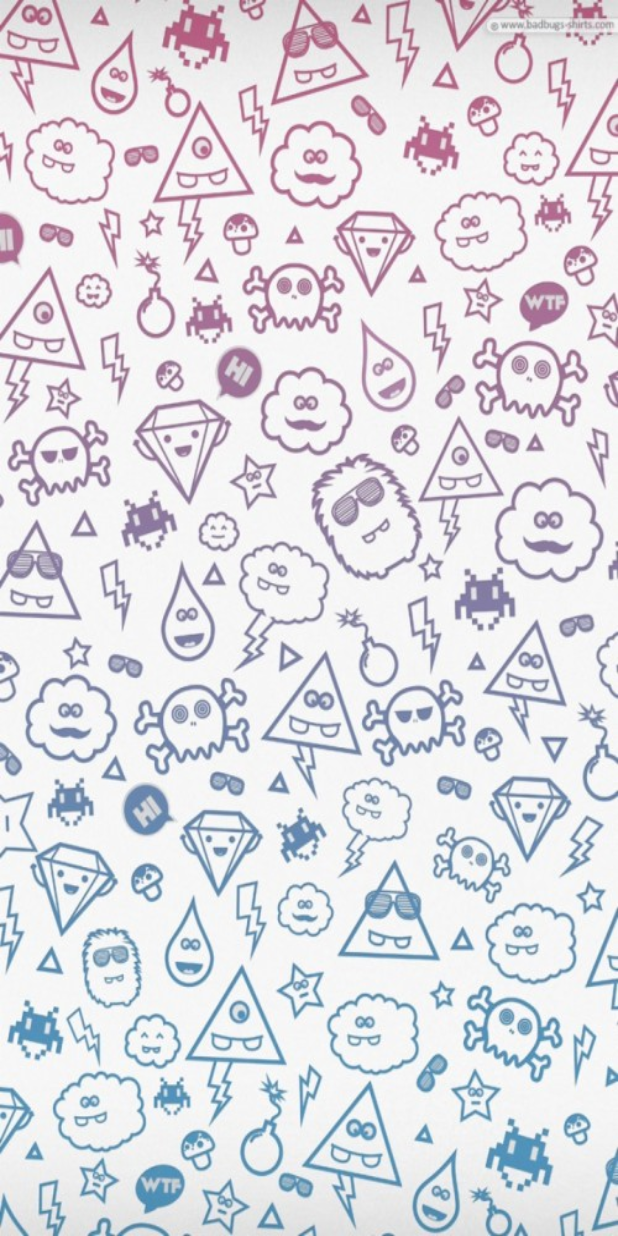
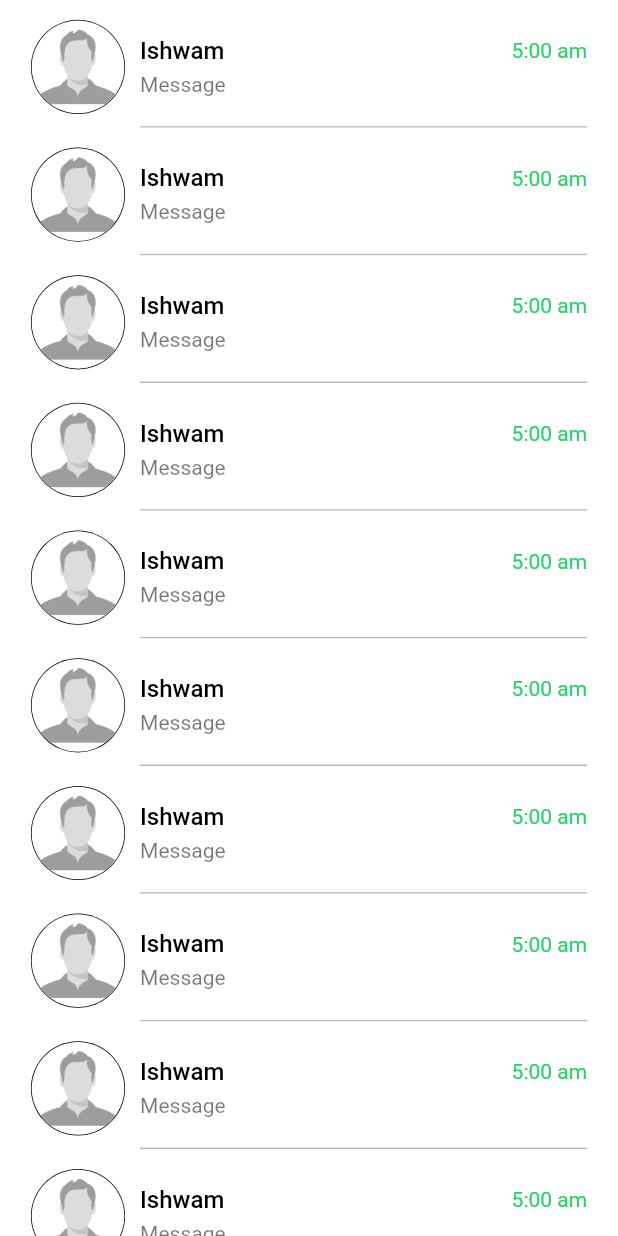
Before and after one commit to Ishwam-Garg/GuftagooChattingApp, a Flutter app: the ChatPage screen opened directly, on a phone screen of 412 x 824 dp. Run offline on Flutter 3.47's test engine with Material 2 defaults, Android fonts, the phone set to English and light mode, and no system bars; our stand-ins replace auto_size_text, cloud_firestore, firebase_auth, firebase_core, google_sign_in; missing offline and left inert: flutter_facebook_login; accounts and stored records are empty.

Commit message:
Chats display complete

```diff
--- a/lib/views/Pages/Calls.dart
+++ b/lib/views/Pages/Calls.dart
@@ -12,7 +12,7 @@ class _CallPageState extends State<CallPage> {
       backgroundColor: Colors.red,
       body: Container(
         decoration: BoxDecoration(
-          image: DecorationImage(image: AssetImage('assets/images/background1.png'),fit: BoxFit.fill),
+          color: Colors.white,
         ),
       ),
     );
--- a/lib/views/Pages/Chats.dart
+++ b/lib/views/Pages/Chats.dart
@@ -9,12 +9,102 @@ class _ChatPageState extends State<ChatPage> {
   @override
   Widget build(BuildContext context) {
     return Scaffold(
-      backgroundColor: Colors.green,
+      backgroundColor: Colors.transparent,
       body: Container(
+        width: double.infinity,
+        height: double.infinity,
         decoration: BoxDecoration(
-          image: DecorationImage(image: AssetImage('assets/images/background1.png'),fit: BoxFit.fill),
+          color: Colors.white,
+          //image: DecorationImage(image: AssetImage('assets/images/background1.png'),fit: BoxFit.fill),
+        ),
+        child: SingleChildScrollView(
+          scrollDirection: Axis.vertical,
+          physics: ScrollPhysics(),
+          child: Column(
+            crossAxisAlignment: CrossAxisAlignment.start,
+            children: List.generate(10, (index) =>ChatBox('Ishwam', 'Message', '5:00 am',null)),
+          ),
         ),
       ),
     );
   }
+
+  Widget ChatBox(String Name,String Message,String time,String url){
+      return Container(
+        padding: EdgeInsets.only(left: MediaQuery.of(context).size.width*0.05,right:MediaQuery.of(context).size.width*0.05 ,top: MediaQuery.of(context).size.width*0.01),
+        width: MediaQuery.of(context).size.width,
+        //height: MediaQuery.of(context).size.width*0.22,
+        decoration: BoxDecoration(
+          color: Colors.white,
+        ),
+        child: Row(
+          mainAxisAlignment: MainAxisAlignment.spaceBetween,
+          children: [
+            CircleAvatar(
+              radius: MediaQuery.of(context).size.width*0.075+0.5,
+              backgroundColor: Colors.black,
+              child: CircleAvatar(
+                radius: MediaQuery.of(context).size.width*0.075,
+                backgroundImage: chatImage(url),
+                backgroundColor: Colors.white,
+              ),
+            ),
+            SizedBox(width: 10,),
+            Expanded(
+              child: Container(
+                  width: double.infinity,
+                  padding: EdgeInsets.symmetric(vertical: 20),
+                  decoration: BoxDecoration(
+                    border: Border(
+                      bottom: BorderSide(
+                        color: Color(0XFFB5B7BB),
+                        width: 1,
+                      ),
+                    ),
+                  ),
+                  child: Column(
+                    children: [
+                      Row(
+                        mainAxisAlignment: MainAxisAlignment.spaceBetween,
+                        children: [
+                          Align(
+                            alignment: Alignment.topLeft,
+                            child: Text(
+                              '$Name',
+                              textAlign: TextAlign.left,
+                              style: TextStyle(color: Colors.black,fontSize: 16,fontWeight: FontWeight.w500),
+                            ),
+                          ),
+                          Align(
+                              alignment: Alignment.topRight,
+                              child: Text('$time',style: TextStyle(color: Color(0xff25D366),fontWeight: FontWeight.w400),)),
+                        ],
+                      ),
+                      SizedBox(height: 5,),
+                      Align(
+                        alignment: Alignment.centerLeft,
+                        child: Text('$Message',
+                          textAlign: TextAlign.left,
+                          overflow: TextOverflow.clip,maxLines: 1,style: TextStyle(color: Colors.black54,fontSize: 14),),
+                      ),
+                    ],
+                  )),
+            )
+          ],
+        ),
+      );
+  }
+
+  ImageProvider chatImage(String url){
+    if(url!=null)
+      {
+        return NetworkImage(url);
+      }
+    else
+      {
+        return AssetImage("assets/images/profile.png");
+      }
+  }
+
+
 }
--- a/lib/views/Pages/ScrollingPages.dart
+++ b/lib/views/Pages/ScrollingPages.dart
@@ -49,10 +49,13 @@ class _ScrollPagesState extends State<ScrollPages> {
                 height: MediaQuery.of(context).size.height,
                 child: PageView(
                   controller: _pageController,
+                  pageSnapping: false,
+                  scrollDirection: Axis.horizontal,
+                  physics: BouncingScrollPhysics(),
                   onPageChanged: (value){
                     setState(() {
                       _CurrentPage = value;
-                      _pageController.animateToPage(value, duration:Duration(milliseconds: 2), curve: Curves.easeIn);
+                      _pageController.animateToPage(value, duration:Duration(milliseconds: 2), curve: Curves.elasticIn);
                     });
                   },
                   children: [
--- a/lib/views/Pages/Story.dart
+++ b/lib/views/Pages/Story.dart
@@ -12,7 +12,7 @@ class _StoryPageState extends State<StoryPage> {
       backgroundColor: Colors.blueAccent,
       body: Container(
         decoration: BoxDecoration(
-          image: DecorationImage(image: AssetImage('assets/images/background1.png'),fit: BoxFit.fill),
+          color: Colors.white,
         ),
       ),
     );
```
Also changed, not shown: assets/images/profile.png (added).
